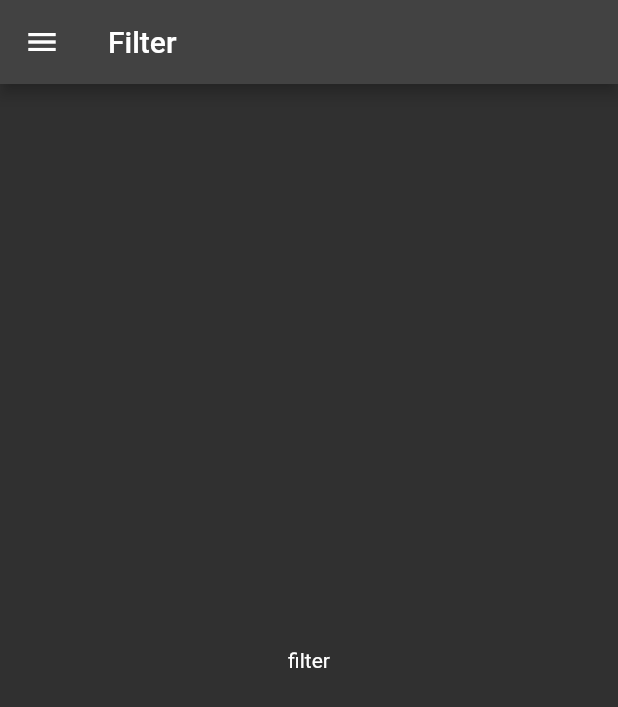
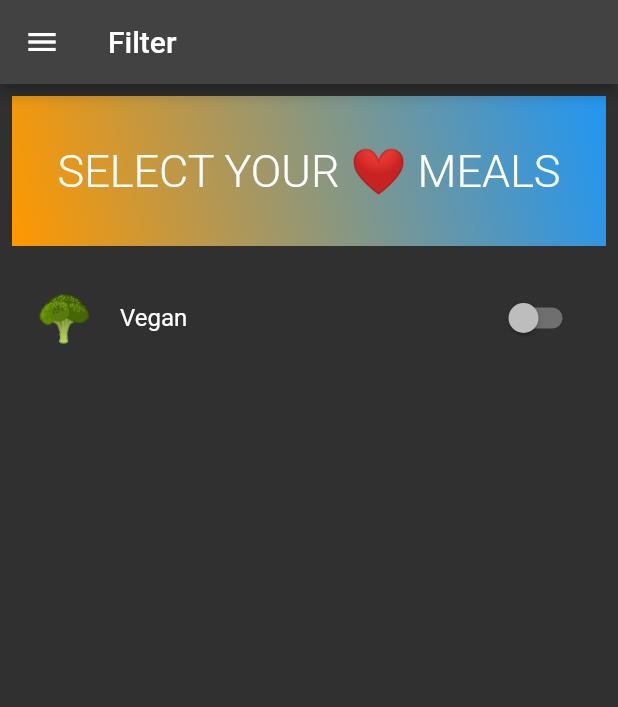
Before and after one commit to Rhriti/MealsApp, a Flutter app: the Filterscreen screen opened by its route, on a phone screen of 412 x 824 dp. Shown: the top 707 px of the screen. Run offline on Flutter 3.47's test engine with Material 2 defaults, Android fonts, the phone set to English and light mode, and no system bars; our stand-ins replace animated_text_kit, getwidget, loading_animation_widget, new_gradient_app_bar, palette_generator; missing offline and left inert: flutter_emoji.

Commit message:
Gradient added

```diff
--- a/lib/filterscreen.dart
+++ b/lib/filterscreen.dart
@@ -1,6 +1,6 @@
 import 'package:flutter/material.dart';
 import 'maindrawer.dart';
-
+import 'package:flutter_emoji/flutter_emoji.dart';
 
 class Filterscreen extends StatefulWidget {
   @override
@@ -9,13 +9,42 @@ class Filterscreen extends StatefulWidget {
 
 class _FilterscreenState extends State<Filterscreen> {
   //const Filterscreen({Key? key}) : super(key: key);
+  bool st1 = false;
+
   @override
   Widget build(BuildContext context) {
     return Scaffold(
-        appBar: AppBar(title: Text('Filter'),),
+        appBar: AppBar(
+          title: Text('Filter'),
+        ),
         drawer: Maindrawer(),
-        body: Center(
-          child: Text('filter'),
+        body: Padding(
+          padding: const EdgeInsets.all(8.0),
+          child: Column(
+            children: [
+              Container(
+                  decoration: BoxDecoration(gradient: LinearGradient(
+                    colors: [Colors.blue,Colors.orange],begin: Alignment.topRight,end:Alignment.bottomLeft)),
+                  width: double.infinity,
+                  height: 100,
+                  child: Center(
+                    child: Text(
+                      'SELECT YOUR ❤ MEALS',
+                      textAlign: TextAlign.center,
+                      style: TextStyle(fontSize: 30,fontWeight: FontWeight.w300),
+                    ),
+                  ),
+                ),
+
+              SizedBox(height: 20,),
+              SwitchListTile(
+              title: Text('Vegan'),secondary: Text('🥦',style: TextStyle(fontSize: 30),),
+                  value: st1,
+                  onChanged: (val) {
+                    st1 = val;
+                  })
+            ],
+          ),
         ));
   }
 }
--- a/lib/maindrawer.dart
+++ b/lib/maindrawer.dart
@@ -12,7 +12,7 @@ class _MaindrawerState extends State<Maindrawer> {
   Widget build(BuildContext context) {
     return Drawer(
 
-        backgroundColor: Colors.black38,
+        backgroundColor: Color.fromARGB(255, 141, 141, 246),
         child: Column(
           children: [
             DrawerHeader(
--- a/pubspec.yaml
+++ b/pubspec.yaml
@@ -38,6 +38,8 @@ dependencies:
   loading_animation_widget: ^1.2.0+2
   palette_generator: ^0.3.3+1
   animated_text_kit: ^4.2.2
+  flutter_emoji: ^2.4.0
+  new_gradient_app_bar: ^0.2.0
 
 dev_dependencies:
   flutter_test:
@@ -49,6 +51,7 @@ dev_dependencies:
   # package. See that file for information about deactivating specific lint
   # rules and activating additional ones.
   flutter_lints: ^2.0.0
+  gradient_app_bar: ^0.1.3
 
 # For information on the generic Dart part of this file, see the
 # following page: https://dart.dev/tools/pub/pubspec
```
Also changed, not shown: lib/mealsscreen.dart (+15 -1 lines), lib/navigatiobar.dart (+18 -5 lines), lib/recepiescreen.dart (+42 -15 lines), SS/smartmockups_l5t7k776.jpg (added), SS/smartmockups_l5t7qssn.jpg (added), pubspec.lock.
